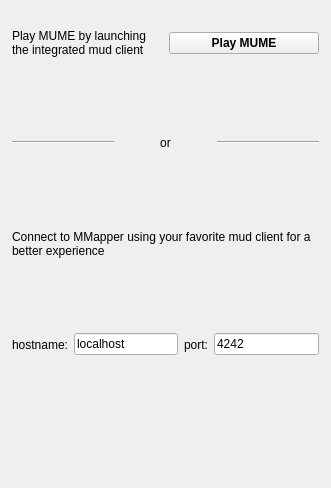
Qt form src/client/ClientWidget.ui (MUME/MMapper) before a commit.
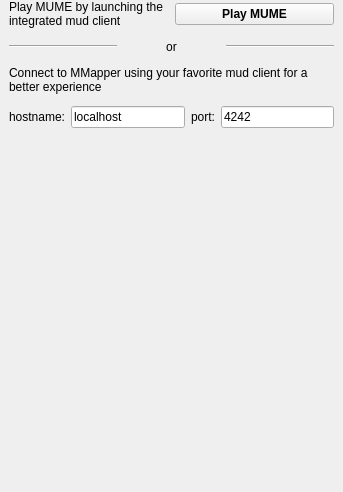
The same form after that commit. Icons and pictures are not drawn. Custom widgets are drawn as their Qt base class.

Commit message: Allow the client panel to be smaller and scrollable

```diff
--- a/src/client/ClientWidget.ui
+++ b/src/client/ClientWidget.ui
@@ -6,8 +6,8 @@
    <rect>
     <x>0</x>
     <y>0</y>
-    <width>331</width>
-    <height>488</height>
+    <width>343</width>
+    <height>492</height>
    </rect>
   </property>
   <layout class="QVBoxLayout" name="verticalLayout_2">
@@ -34,23 +34,57 @@
      <widget class="QWidget" name="welcomePage">
       <property name="minimumSize">
        <size>
-        <width>331</width>
+        <width>343</width>
         <height>0</height>
        </size>
       </property>
       <layout class="QVBoxLayout" name="verticalLayout">
        <property name="spacing">
-        <number>15</number>
+        <number>0</number>
        </property>
        <property name="leftMargin">
-        <number>12</number>
+        <number>0</number>
        </property>
        <property name="topMargin">
         <number>0</number>
        </property>
        <property name="rightMargin">
+        <number>0</number>
+       </property>
+       <property name="bottomMargin">
+        <number>0</number>
+       </property>
+       <item>
+        <widget class="QScrollArea" name="scrollArea">
+         <property name="frameShape">
+          <enum>QFrame::NoFrame</enum>
+         </property>
+         <property name="lineWidth">
+          <number>0</number>
+         </property>
+         <property name="horizontalScrollBarPolicy">
+          <enum>Qt::ScrollBarAlwaysOff</enum>
+         </property>
+         <property name="sizeAdjustPolicy">
+          <enum>QAbstractScrollArea::AdjustToContentsOnFirstShow</enum>
+         </property>
+         <property name="widgetResizable">
+          <bool>true</bool>
+         </property>
+         <widget class="QWidget" name="scrollAreaWidgetContents">
+          <layout class="QVBoxLayout" name="verticalLayout_3">
+           <property name="spacing">
         <number>12</number>
        </property>
+           <property name="leftMargin">
+            <number>9</number>
+           </property>
+           <property name="topMargin">
+            <number>0</number>
+           </property>
+           <property name="rightMargin">
+            <number>9</number>
+           </property>
        <property name="bottomMargin">
         <number>0</number>
        </property>
@@ -250,6 +284,23 @@
          <property name="alignment">
           <set>Qt::AlignCenter</set>
          </property>
+            </widget>
+           </item>
+           <item>
+            <spacer name="verticalSpacer">
+             <property name="orientation">
+              <enum>Qt::Vertical</enum>
+             </property>
+             <property name="sizeHint" stdset="0">
+              <size>
+               <width>0</width>
+               <height>0</height>
+              </size>
+             </property>
+            </spacer>
+           </item>
+          </layout>
+         </widget>
         </widget>
        </item>
       </layout>
```
Lines whose indentation alone changed are shown as unchanged.
